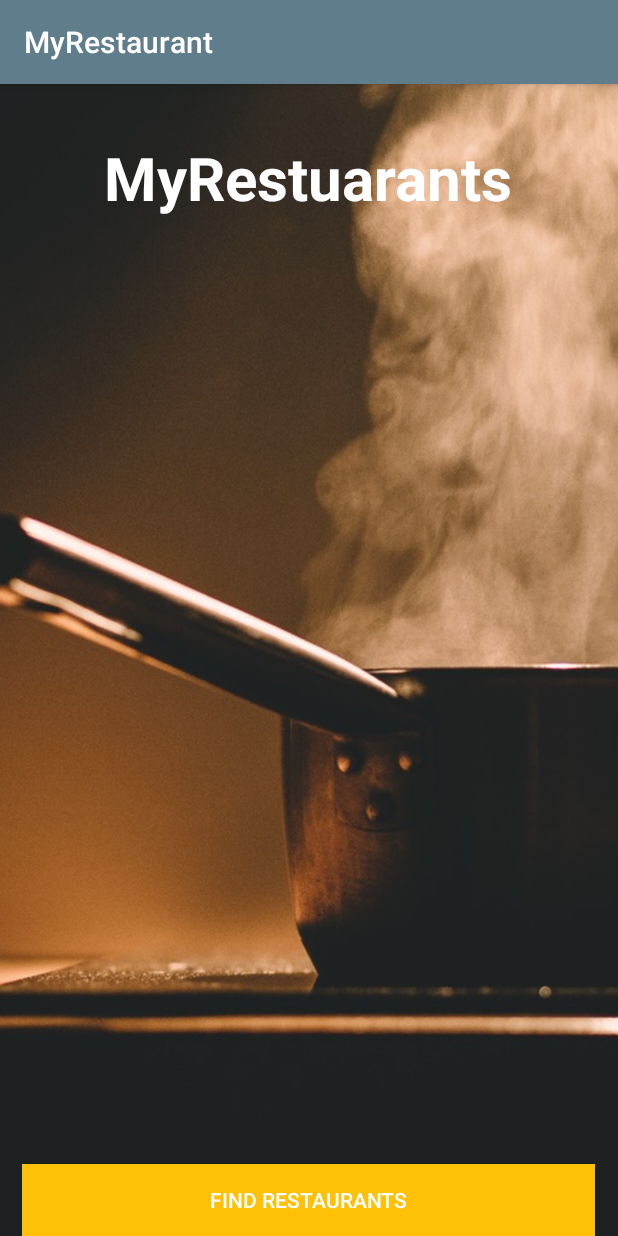
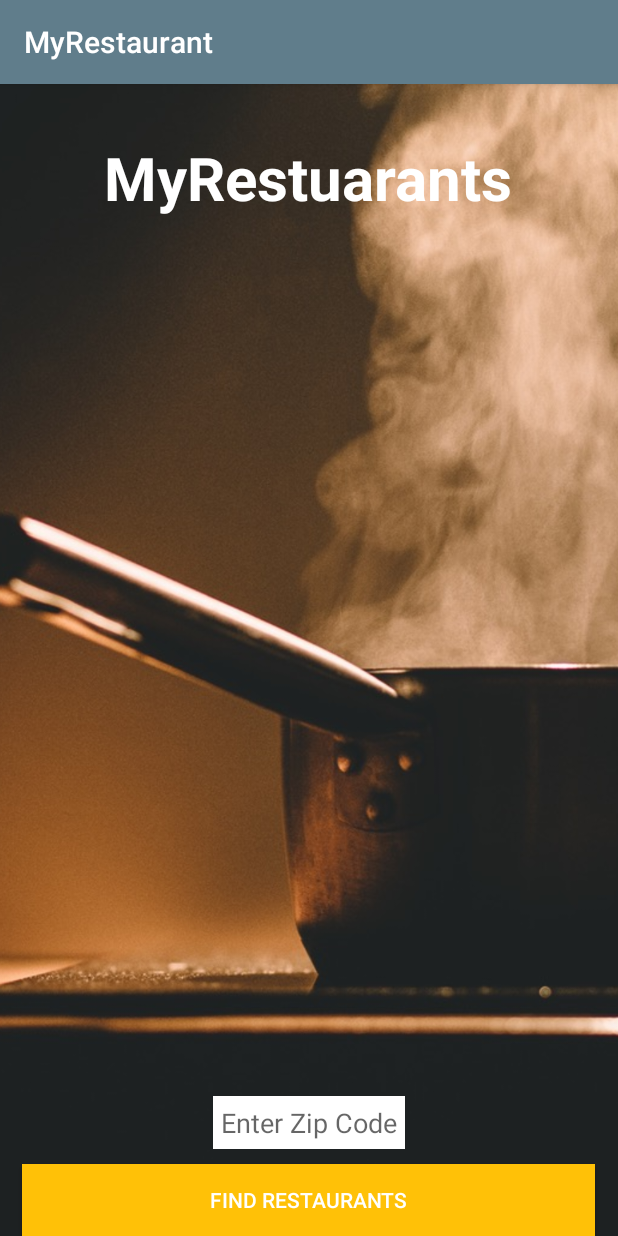
Before and after one commit to warnock/android-restaurant-app, an Android app: the screen it shows after launch (MainActivity), on a phone screen of 412 x 824 dp. Run offline under Robolectric (Android 15) with nearby library versions, the phone set to English and light mode, and no system bars.

Commit message:
add edit text field

```diff
--- a/app/src/main/AndroidManifest.xml
+++ b/app/src/main/AndroidManifest.xml
@@ -15,6 +15,7 @@
                 <category android:name="android.intent.category.LAUNCHER" />
             </intent-filter>
         </activity>
+        <activity android:name=".RestaurantsActivity"></activity>
     </application>
 
 </manifest>
--- a/app/src/main/java/com/example/guest/myrestaurant/MainActivity.java
+++ b/app/src/main/java/com/example/guest/myrestaurant/MainActivity.java
@@ -1,24 +1,32 @@
 package com.example.guest.myrestaurant;
 
+import android.content.Intent;
 import android.support.v7.app.AppCompatActivity;
 import android.os.Bundle;
+import android.util.Log;
 import android.view.View;
 import android.widget.Button;
+import android.widget.EditText;
 import android.widget.Toast;
 
 public class MainActivity extends AppCompatActivity {
+    public static final String TAG = MainActivity.class.getSimpleName();
     private Button mFindRestaurantsButton;
+    private EditText mLocationEditText;
 
     @Override
     protected void onCreate(Bundle savedInstanceState) {
         super.onCreate(savedInstanceState);
         setContentView(R.layout.activity_main);
-
+        mLocationEditText = (EditText) findViewById(R.id.locationEditText);
         mFindRestaurantsButton = (Button) findViewById(R.id.findRestaurantsButton);
         mFindRestaurantsButton.setOnClickListener(new View.OnClickListener() {
             @Override
             public void onClick(View v) {
-                Toast.makeText(MainActivity.this, "Hello World!", Toast.LENGTH_LONG).show();
+                String location = mLocationEditText.getText().toString();
+                Log.d(TAG, location);
+                Intent intent = new Intent(MainActivity.this, RestaurantsActivity.class);
+                startActivity(intent);
             }
         });
     }
--- a/app/src/main/res/layout/activity_main.xml
+++ b/app/src/main/res/layout/activity_main.xml
@@ -34,4 +34,15 @@
         android:background="@color/colorAccent"
         android:textColor="@color/colorTextIcons"
         android:layout_marginLeft="30dp"/>
+
+    <EditText
+        android:layout_width="wrap_content"
+        android:layout_height="wrap_content"
+        android:id="@+id/locationEditText"
+        android:background="@color/colorTextIcons"
+        android:layout_above="@+id/findRestaurantsButton"
+        android:layout_marginBottom="10dp"
+        android:padding="5dp"
+        android:hint="Enter Zip Code"
+        android:layout_centerHorizontal="true" />
 </RelativeLayout>
```
Also changed, not shown: app/src/main/java/com/example/guest/myrestaurant/RestaurantsActivity.java (added, +13 -0 lines), app/src/main/res/layout/activity_restaurants.xml (added, +13 -0 lines).
